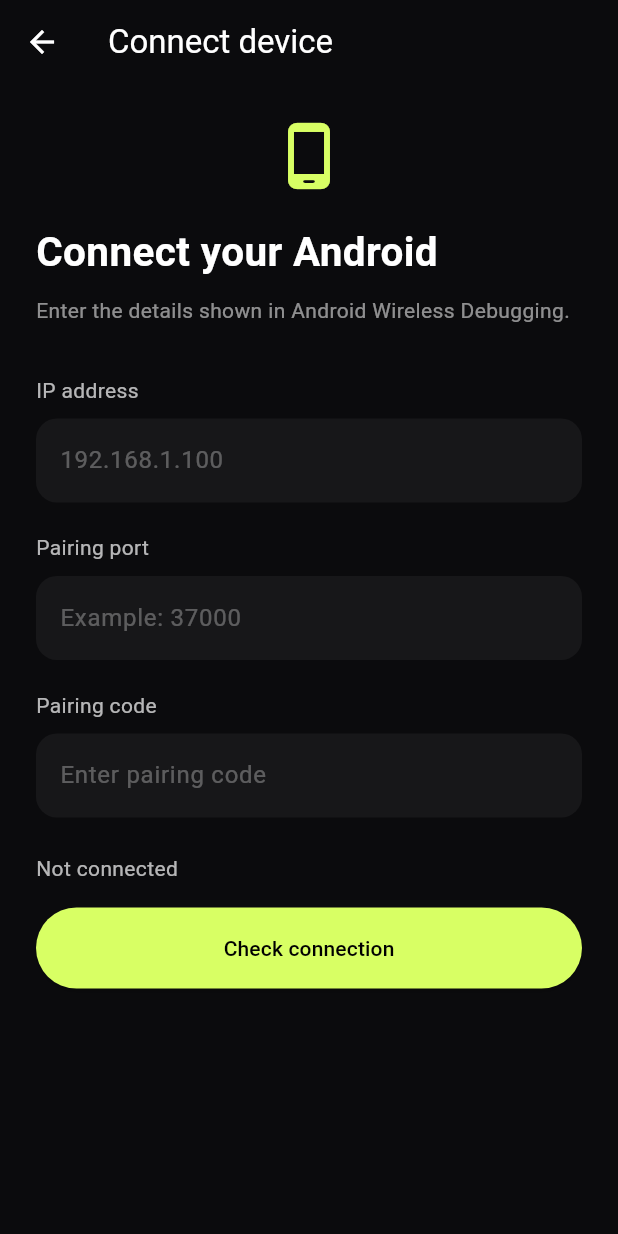
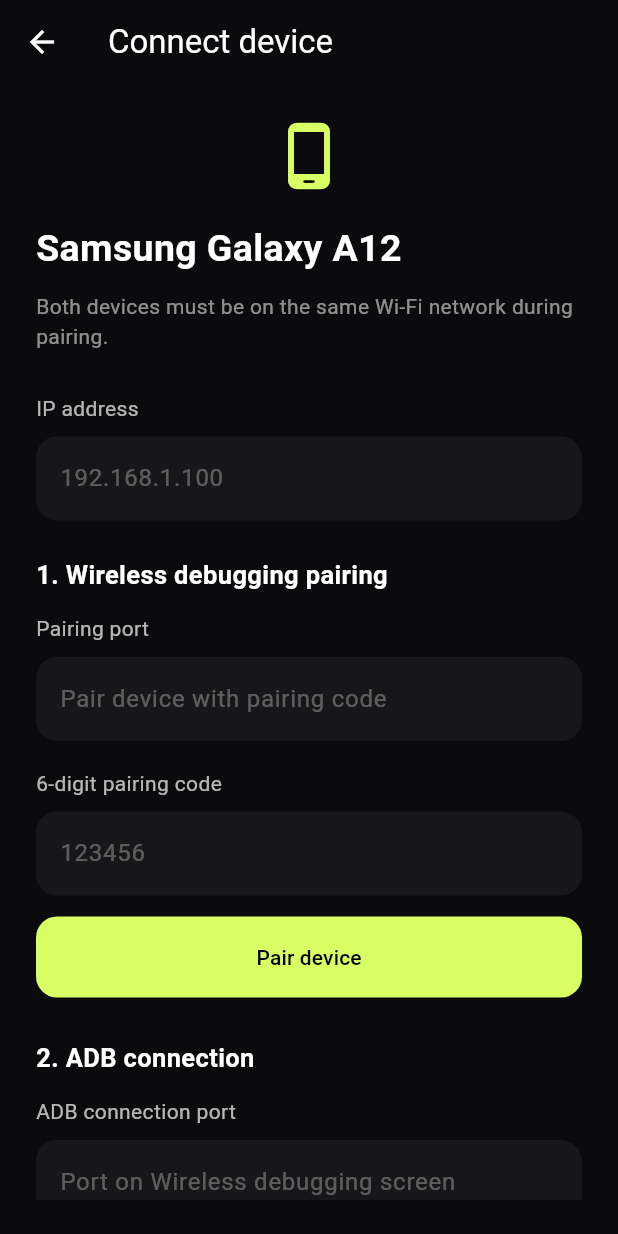
Before and after one commit to ibrahimmutalip3/Alex-Remote-, a Flutter app: the ConnectScreen screen opened directly, on a phone screen of 412 x 824 dp. Run offline on Flutter 3.47's test engine with Material 3 defaults, Android fonts, the phone set to English and light mode, and no system bars; our stand-ins replace flutter_secure_storage; missing offline and left inert: cryptography, flutter_adb; accounts and stored records are empty.

Commit message:
Update connect_screen.dart

```diff
--- a/lib/screens/connect_screen.dart
+++ b/lib/screens/connect_screen.dart
@@ -1,6 +1,6 @@
 
 import 'package:flutter/material.dart';
-import '../services/connection_service.dart';
+import '../services/remote_device_service.dart';
 
 class ConnectScreen extends StatefulWidget {
   const ConnectScreen({super.key});
@@ -10,57 +10,116 @@ class ConnectScreen extends StatefulWidget {
 }
 
 class _ConnectScreenState extends State<ConnectScreen> {
-  final addressController = TextEditingController();
-  final portController = TextEditingController();
-  final codeController = TextEditingController();
+  final address = TextEditingController();
+  final pairingPort = TextEditingController();
+  final pairingCode = TextEditingController();
+  final connectPort = TextEditingController();
 
-  final connectionService = ConnectionService();
+  final device = RemoteDeviceService();
 
-  bool isChecking = false;
+  bool busy = false;
+  bool paired = false;
+  bool connected = false;
   String status = 'Not connected';
 
   @override
   void dispose() {
-    addressController.dispose();
-    portController.dispose();
-    codeController.dispose();
+    address.dispose();
+    pairingPort.dispose();
+    pairingCode.dispose();
+    connectPort.dispose();
     super.dispose();
   }
 
-  Future<void> checkConnection() async {
-    final address = addressController.text.trim();
-    final port = int.tryParse(portController.text.trim());
+  int? readPort(TextEditingController controller) {
+    final value = int.tryParse(controller.text.trim());
+    if (value == null || value < 1 || value > 65535) return null;
+    return value;
+  }
 
-    if (address.isEmpty || port == null || port < 1 || port > 65535) {
-      setState(() => status = 'Enter a valid address and port.');
+  Future<void> pairDevice() async {
+    final host = address.text.trim();
+    final port = readPort(pairingPort);
+    final code = pairingCode.text.trim();
+
+    if (host.isEmpty || port == null || code.length != 6) {
+      setState(() => status = 'Enter IP, pairing port and 6-digit code.');
       return;
     }
 
     setState(() {
-      isChecking = true;
-      status = 'Checking connection...';
+      busy = true;
+      status = 'Pairing...';
     });
 
-    final result = await connectionService.checkAddress(
-      address: address,
-      port: port,
-    );
+    try {
+      final result = await device.pair(
+        host: host,
+        pairingPort: port,
+        code: code,
+      );
 
-    if (!mounted) return;
+      if (!mounted) return;
+      setState(() {
+        paired = result;
+        status = result
+            ? 'Pairing successful. Enter the ADB connection port.'
+            : 'Pairing failed. Check the code and port.';
+      });
+    } catch (e) {
+      if (!mounted) return;
+      setState(() => status = 'Pairing error: $e');
+    } finally {
+      if (mounted) setState(() => busy = false);
+    }
+  }
+
+  Future<void> connectDevice() async {
+    final host = address.text.trim();
+    final port = readPort(connectPort);
+
+    if (host.isEmpty || port == null) {
+      setState(() => status = 'Enter a valid IP and ADB port.');
+      return;
+    }
 
     setState(() {
-      isChecking = false;
-      status = result
-          ? 'Port is reachable. ADB pairing is not completed.'
-          : 'Could not reach this port.';
+      busy = true;
+      status = 'Connecting...';
+    });
+
+    try {
+      final result = await device.connect(host: host, port: port);
+
+      if (!mounted) return;
+      setState(() {
+        connected = result;
+        status = result
+            ? 'Connected to Android.'
+            : 'Connection failed. Check the ADB port.';
+      });
+    } catch (e) {
+      if (!mounted) return;
+      setState(() => status = 'Connection error: $e');
+    } finally {
+      if (mounted) setState(() => busy = false);
+    }
+  }
+
+  Future<void> disconnectDevice() async {
+    await device.disconnect();
+    if (!mounted) return;
+    setState(() {
+      connected = false;
+      status = 'Disconnected.';
     });
   }
 
-  Widget inputField({
+  Widget input({
     required String label,
     required String hint,
     required TextEditingController controller,
-    TextInputType keyboardType = TextInputType.text,
+    TextInputType type = TextInputType.text,
   }) {
     return Column(
       crossAxisAlignment: CrossAxisAlignment.start,
@@ -69,7 +128,7 @@ class _ConnectScreenState extends State<ConnectScreen> {
         const SizedBox(height: 9),
         TextField(
           controller: controller,
-          keyboardType: keyboardType,
+          keyboardType: type,
           style: const TextStyle(color: Colors.white),
           decoration: InputDecoration(
             hintText: hint,
@@ -83,6 +142,24 @@ class _ConnectScreenState extends State<ConnectScreen> {
           ),
         ),
       ],
+    );
+  }
+
+  Widget action(String label, VoidCallback callback) {
+    return SizedBox(
+      height: 54,
+      width: double.infinity,
+      child: ElevatedButton(
+        onPressed: busy ? null : callback,
+        style: ElevatedButton.styleFrom(
+          backgroundColor: const Color(0xFFD8FF64),
+          foregroundColor: Colors.black,
+          shape: RoundedRectangleBorder(
+            borderRadius: BorderRadius.circular(14),
+          ),
+        ),
+        child: Text(label),
+      ),
     );
   }
 
@@ -104,54 +181,79 @@ class _ConnectScreenState extends State<ConnectScreen> {
             ),
             const SizedBox(height: 20),
             const Text(
-              'Connect your Android',
-              style: TextStyle(fontSize: 27, fontWeight: FontWeight.bold),
+              'Samsung Galaxy A12',
+              style: TextStyle(fontSize: 25, fontWeight: FontWeight.bold),
             ),
             const SizedBox(height: 10),
             const Text(
-              'Enter the details shown in Android Wireless Debugging.',
-              style: TextStyle(color: Colors.white54, height: 1.5),
+              'Both devices must be on the same Wi-Fi network during pairing.',
+              style: TextStyle(color: Colors.white54),
             ),
-            const SizedBox(height: 32),
-            inputField(
+            const SizedBox(height: 28),
+            input(
               label: 'IP address',
               hint: '192.168.1.100',
-              controller: addressController,
-              keyboardType: TextInputType.url,
+              controller: address,
+              type: TextInputType.url,
             ),
-            const SizedBox(height: 20),
-            inputField(
+            const SizedBox(height: 24),
+            const Text(
+              '1. Wireless debugging pairing',
+              style: TextStyle(fontSize: 17, fontWeight: FontWeight.w600),
+            ),
+            const SizedBox(height: 14),
+            input(
               label: 'Pairing port',
-              hint: 'Example: 37000',
-              controller: portController,
-              keyboardType: TextInputType.number,
+              hint: 'Pair device with pairing code',
+              controller: pairingPort,
+              type: TextInputType.number,
             ),
-            const SizedBox(height: 20),
-            inputField(
-              label: 'Pairing code',
-              hint: 'Enter pairing code',
-              controller: codeController,
-              keyboardType: TextInputType.number,
+            const SizedBox(height: 18),
+            input(
+              label: '6-digit pairing code',
+              hint: '123456',
+              controller: pairingCode,
+              type: TextInputType.number,
             ),
+            const SizedBox(height: 14),
+            action(busy ? 'Please wait...' : 'Pair device', pairDevice),
+            const SizedBox(height: 28),
+            const Text(
+              '2. ADB connection',
+              style: TextStyle(fontSize: 17, fontWeight: FontWeight.w600),
+            ),
+            const SizedBox(height: 14),
+            input(
+              label: 'ADB connection port',
+              hint: 'Port on Wireless debugging screen',
+              controller: connectPort,
+              type: TextInputType.number,
+            ),
+            const SizedBox(height: 14),
+            action(busy ? 'Please wait...' : 'Connect', connectDevice),
+            if (connected) ...[
+              const SizedBox(height: 12),
+              OutlinedButton(
+                onPressed: busy ? null : disconnectDevice,
+                child: const Text('Disconnect'),
+              ),
+            ],
             const SizedBox(height: 24),
             Text(
               status,
-              style: const TextStyle(color: Colors.white70),
-            ),
-            const SizedBox(height: 16),
-            SizedBox(
-              height: 54,
-              child: ElevatedButton(
-                onPressed: isChecking ? null : checkConnection,
-                style: ElevatedButton.styleFrom(
-                  backgroundColor: const Color(0xFFD8FF64),
-                  foregroundColor: Colors.black,
-                ),
-                child: Text(
-                  isChecking ? 'Checking...' : 'Check connection',
-                ),
+              style: TextStyle(
+                color: connected
+                    ? const Color(0xFFD8FF64)
+                    : Colors.white70,
               ),
             ),
+            if (paired) ...[
+              const SizedBox(height: 8),
+              const Text(
+                'Pairing completed.',
+                style: TextStyle(color: Color(0xFFD8FF64)),
+              ),
+            ],
           ],
         ),
       ),
```
